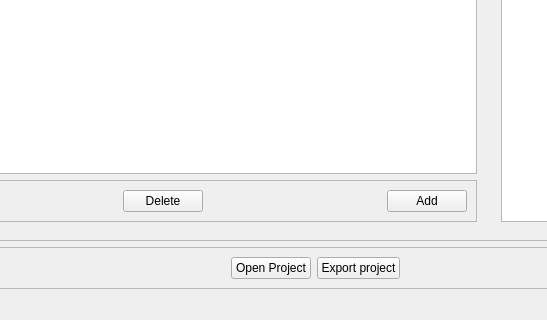
vitorslongo/Minecraft-materials-calculator, file ui_files/main_window.ui: the form before one commit; both pictures show x 180 to 727 and y 424 to 744 of the 991 by 744 pixel window.
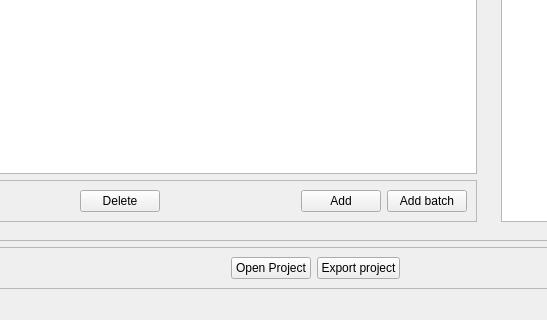
The form after the commit.

The edit to the form file:
```diff
--- a/ui_files/main_window.ui
+++ b/ui_files/main_window.ui
@@ -168,6 +168,13 @@
                </property>
               </spacer>
              </item>
+             <item row="0" column="5">
+              <widget class="QPushButton" name="pushButton_add_batch">
+               <property name="text">
+                <string>Add batch</string>
+               </property>
+              </widget>
+             </item>
             </layout>
            </widget>
           </item>
```
Left out of the diff: 44 changed lines with no effect on the pictures.
